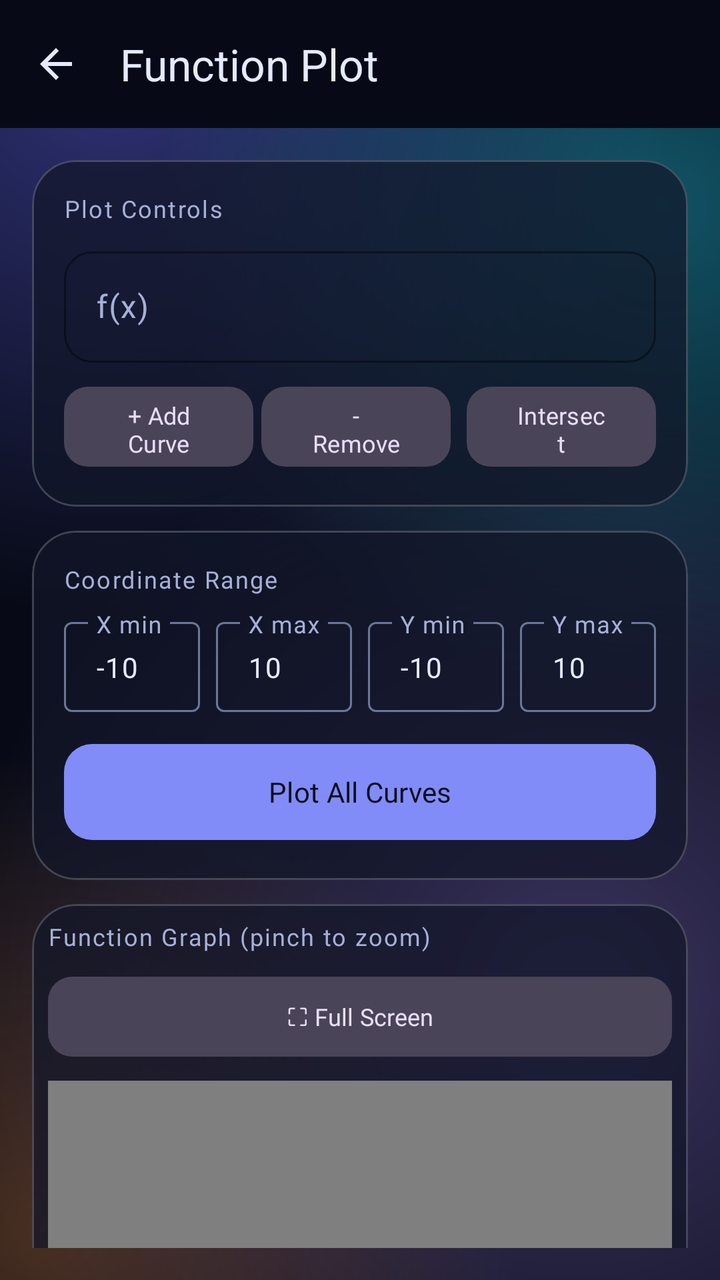
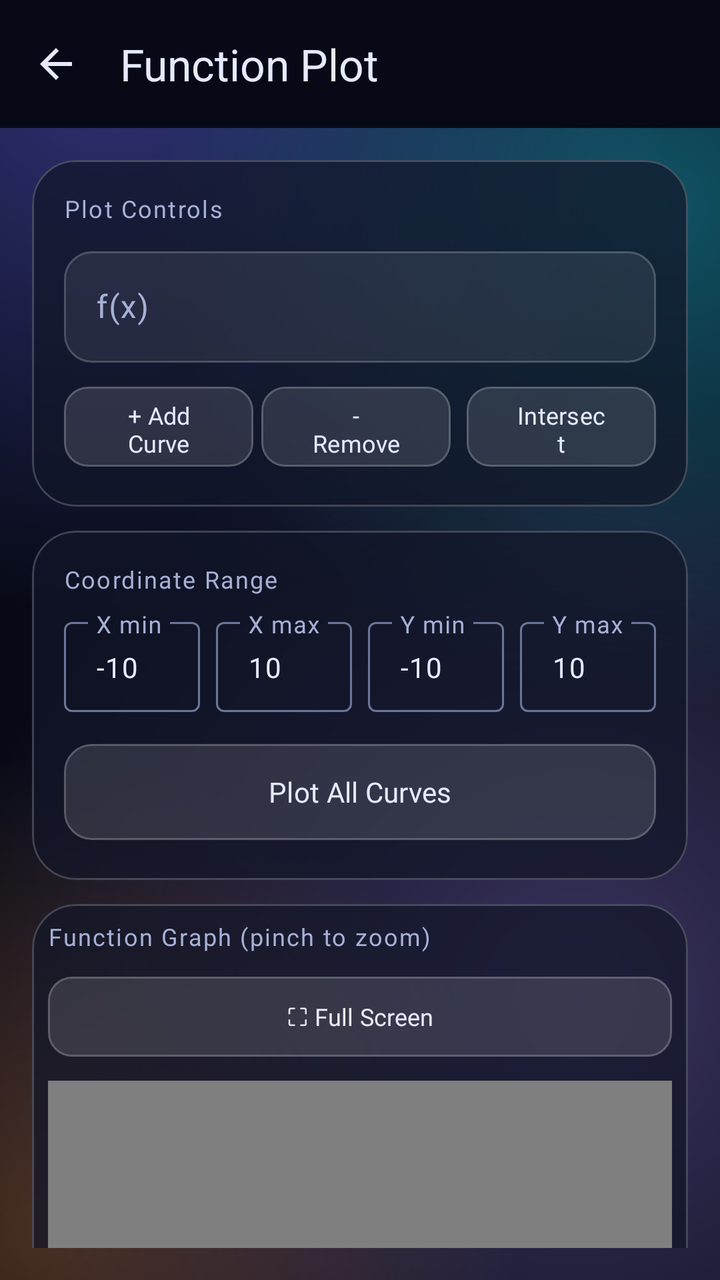

The first picture is an Android layout as it rendered before a commit; the second is the same layout after the commit. The layout source and the unified diff follow.
<!-- AndroidManifest.xml: application theme Theme.SuperCalc -->
<!-- res/layout/activity_plot.xml -->
<?xml version="1.0" encoding="utf-8"?>
<androidx.coordinatorlayout.widget.CoordinatorLayout
    xmlns:android="http://schemas.android.com/apk/res/android"
    xmlns:app="http://schemas.android.com/apk/res-auto"
    android:layout_width="match_parent"
    android:layout_height="match_parent"
    android:background="@drawable/bg_aurora"
    android:fitsSystemWindows="true">

    <com.google.android.material.appbar.AppBarLayout
        android:layout_width="match_parent"
        android:layout_height="wrap_content"
        android:background="@color/sc_void">

        <com.google.android.material.appbar.MaterialToolbar
            android:id="@+id/toolbar"
            android:layout_width="match_parent"
            android:layout_height="?attr/actionBarSize"
            app:navigationIcon="@drawable/ic_back"
            app:title="Function Plot"
            app:titleTextColor="@color/m3_on_surface" />

    </com.google.android.material.appbar.AppBarLayout>

    <androidx.core.widget.NestedScrollView
        android:id="@+id/scroll_view"
        android:layout_width="match_parent"
        android:layout_height="match_parent"
        android:paddingStart="16dp"
        android:paddingEnd="16dp"
        android:paddingTop="16dp"
        android:paddingBottom="16dp"
        app:layout_behavior="@string/appbar_scrolling_view_behavior">

        <LinearLayout
            android:layout_width="match_parent"
            android:layout_height="wrap_content"
            android:orientation="vertical">

            <com.google.android.material.card.MaterialCardView
                style="@style/Widget.SuperCalc.Card"
                android:layout_width="match_parent"
                android:layout_height="wrap_content"
                android:layout_marginBottom="12dp">

                <LinearLayout
                    android:layout_width="match_parent"
                    android:layout_height="wrap_content"
                    android:orientation="vertical"
                    android:padding="16dp">

                    <TextView
                        android:text="@string/plot_controls"
                        android:textSize="12sp"
                        android:textColor="@color/m3_on_surface_variant"
                        android:fontFamily="@font/outfit_regular"
                        android:letterSpacing="0.06"
                        android:layout_marginBottom="8dp"
                        android:layout_width="wrap_content"
                        android:layout_height="wrap_content" />

                    <com.google.android.material.textfield.TextInputLayout
                        style="@style/Widget.SuperCalc.TextInput"
                        android:layout_width="match_parent"
                        android:layout_height="wrap_content"
                        android:hint="@string/hint_fx"
                        app:hintTextColor="@color/m3_outline"
                        android:layout_marginBottom="8dp">

                        <com.google.android.material.textfield.TextInputEditText
                            android:id="@+id/plot_expr_input"
                            android:layout_width="match_parent"
                            android:layout_height="wrap_content"
                            android:textColor="@color/m3_on_surface"
                            android:textSize="16sp"
                            android:fontFamily="@font/jetbrains_mono"
                            android:singleLine="true"
                            android:inputType="text" />

                    </com.google.android.material.textfield.TextInputLayout>

                    <LinearLayout
                        android:layout_width="match_parent"
                        android:layout_height="wrap_content"
                        android:orientation="horizontal">

                        <com.google.android.material.button.MaterialButton
                            android:id="@+id/btn_add_curve"
                            style="@style/Widget.Material3.Button.TonalButton"
                            android:layout_width="0dp"
                            android:layout_weight="1"
                            android:layout_height="48dp"
                            android:text="@string/add_curve"
                            android:fontFamily="@font/jetbrains_mono"
                            android:textSize="12sp"
                            app:cornerRadius="12dp"
                            android:layout_marginEnd="4dp" />

                        <com.google.android.material.button.MaterialButton
                            android:id="@+id/btn_remove_curve"
                            style="@style/Widget.Material3.Button.TonalButton"
                            android:layout_width="0dp"
                            android:layout_weight="1"
                            android:layout_height="48dp"
                            android:text="@string/remove_curve"
                            android:fontFamily="@font/jetbrains_mono"
                            android:textSize="12sp"
                            app:cornerRadius="12dp"
                            android:layout_marginEnd="4dp" />

                        <com.google.android.material.button.MaterialButton
                            android:id="@+id/btn_find_intersections"
                            style="@style/Widget.Material3.Button.TonalButton"
                            android:layout_width="0dp"
                            android:layout_weight="1"
                            android:layout_height="48dp"
                            android:text="@string/intersect"
                            android:fontFamily="@font/jetbrains_mono"
                            android:textSize="12sp"
                            app:cornerRadius="12dp"
                            android:layout_marginStart="4dp" />

                    </LinearLayout>

                </LinearLayout>

            </com.google.android.material.card.MaterialCardView>

            <com.google.android.material.card.MaterialCardView
                style="@style/Widget.SuperCalc.Card"
                android:layout_width="match_parent"
                android:layout_height="wrap_content"
                android:layout_marginBottom="12dp">

                <LinearLayout
                    android:layout_width="match_parent"
                    android:layout_height="wrap_content"
                    android:orientation="vertical"
                    android:padding="16dp">

                    <TextView
                        android:text="@string/coordinate_range"
                        android:textSize="12sp"
                        android:textColor="@color/m3_on_surface_variant"
                        android:fontFamily="@font/outfit_regular"
                        android:letterSpacing="0.06"
                        android:layout_marginBottom="8dp"
                        android:layout_width="wrap_content"
                        android:layout_height="wrap_content" />

                    <LinearLayout
                        android:layout_width="match_parent"
                        android:layout_height="wrap_content"
                        android:orientation="horizontal">

                        <com.google.android.material.textfield.TextInputLayout
                            android:layout_width="0dp"
                            android:layout_weight="1"
                            android:layout_height="wrap_content"
                            android:hint="@string/hint_x_min"
                            style="@style/Widget.Material3.TextInputLayout.OutlinedBox.Dense"
                            app:hintTextColor="@color/m3_outline"
                            android:layout_marginEnd="4dp">

                            <com.google.android.material.textfield.TextInputEditText
                                android:id="@+id/x_min_input"
                                android:layout_width="match_parent"
                                android:layout_height="wrap_content"
                                android:text="-10"
                                android:fontFamily="@font/jetbrains_mono"
                                android:textSize="14sp"
                                android:textColor="@color/m3_on_surface"
                                android:singleLine="true"
                                android:inputType="numberDecimal|numberSigned" />

                        </com.google.android.material.textfield.TextInputLayout>

                        <com.google.android.material.textfield.TextInputLayout
                            android:layout_width="0dp"
                            android:layout_weight="1"
                            android:layout_height="wrap_content"
                            android:hint="@string/hint_x_max"
                            style="@style/Widget.Material3.TextInputLayout.OutlinedBox.Dense"
                            app:hintTextColor="@color/m3_outline"
                            android:layout_marginStart="4dp"
                            android:layout_marginEnd="4dp">

                            <com.google.android.material.textfield.TextInputEditText
                                android:id="@+id/x_max_input"
                                android:layout_width="match_parent"
                                android:layout_height="wrap_content"
                                android:text="10"
                                android:fontFamily="@font/jetbrains_mono"
                                android:textSize="14sp"
                                android:textColor="@color/m3_on_surface"
                                android:singleLine="true"
                                android:inputType="numberDecimal|numberSigned" />

                        </com.google.android.material.textfield.TextInputLayout>

                        <com.google.android.material.textfield.TextInputLayout
                            android:layout_width="0dp"
                            android:layout_weight="1"
                            android:layout_height="wrap_content"
                            android:hint="@string/hint_y_min"
                            style="@style/Widget.Material3.TextInputLayout.OutlinedBox.Dense"
                            app:hintTextColor="@color/m3_outline"
                            android:layout_marginStart="4dp"
                            android:layout_marginEnd="4dp">

                            <com.google.android.material.textfield.TextInputEditText
                                android:id="@+id/y_min_input"
                                android:layout_width="match_parent"
                                android:layout_height="wrap_content"
                                android:text="-10"
                                android:fontFamily="@font/jetbrains_mono"
                                android:textSize="14sp"
                                android:textColor="@color/m3_on_surface"
                                android:singleLine="true"
                                android:inputType="numberDecimal|numberSigned" />

                        </com.google.android.material.textfield.TextInputLayout>

                        <com.google.android.material.textfield.TextInputLayout
                            android:layout_width="0dp"
                            android:layout_weight="1"
                            android:layout_height="wrap_content"
                            android:hint="@string/hint_y_max"
                            style="@style/Widget.Material3.TextInputLayout.OutlinedBox.Dense"
                            app:hintTextColor="@color/m3_outline"
                            android:layout_marginStart="4dp">

                            <com.google.android.material.textfield.TextInputEditText
                                android:id="@+id/y_max_input"
                                android:layout_width="match_parent"
                                android:layout_height="wrap_content"
                                android:text="10"
                                android:fontFamily="@font/jetbrains_mono"
                                android:textSize="14sp"
                                android:textColor="@color/m3_on_surface"
                                android:singleLine="true"
                                android:inputType="numberDecimal|numberSigned" />

                        </com.google.android.material.textfield.TextInputLayout>

                    </LinearLayout>

                    <com.google.android.material.button.MaterialButton
                        android:id="@+id/btn_plot_all"
                        style="@style/Widget.Material3.Button"
                        android:layout_width="match_parent"
                        android:layout_height="56dp"
                        android:text="@string/plot_all_curves"
                        android:fontFamily="@font/jetbrains_mono"
                        android:textSize="14sp"
                        app:cornerRadius="14dp"
                        android:layout_marginTop="12dp" />

                </LinearLayout>

            </com.google.android.material.card.MaterialCardView>

            <com.google.android.material.card.MaterialCardView
                style="@style/Widget.SuperCalc.Card"
                android:layout_width="match_parent"
                android:layout_height="400dp"
                android:layout_marginBottom="12dp">

                <LinearLayout
                    android:layout_width="match_parent"
                    android:layout_height="match_parent"
                    android:orientation="vertical"
                    android:padding="8dp">

                    <TextView
                        android:text="@string/plot_title"
                        android:textSize="12sp"
                        android:textColor="@color/m3_on_surface_variant"
                        android:fontFamily="@font/outfit_regular"
                        android:letterSpacing="0.06"
                        android:layout_marginBottom="8dp"
                        android:layout_width="wrap_content"
                        android:layout_height="wrap_content" />

                    <LinearLayout
                        android:layout_width="match_parent"
                        android:layout_height="wrap_content"
                        android:orientation="horizontal"
                        android:layout_marginBottom="8dp">

                        <com.google.android.material.button.MaterialButton
                            android:id="@+id/btn_zoom"
                            style="@style/Widget.Material3.Button.TonalButton"
                            android:layout_width="0dp"
                            android:layout_weight="1"
                            android:layout_height="48dp"
                            android:text="@string/full_screen"
                            android:fontFamily="@font/jetbrains_mono"
                            android:textSize="12sp"
                            app:cornerRadius="12dp" />

                    </LinearLayout>

                    <com.github.mikephil.charting.charts.LineChart
                        android:id="@+id/full_line_chart"
                        android:layout_width="match_parent"
                        android:layout_height="match_parent" />

                </LinearLayout>

            </com.google.android.material.card.MaterialCardView>

            <com.google.android.material.button.MaterialButton
                android:id="@+id/btn_back"
                style="@style/Widget.Material3.Button.OutlinedButton"
                android:layout_width="match_parent"
                android:layout_height="56dp"
                android:text="@string/back_to_calc"
                android:fontFamily="@font/jetbrains_mono"
                android:textSize="14sp"
                app:cornerRadius="14dp"
                android:layout_marginBottom="24dp" />

        </LinearLayout>

    </androidx.core.widget.NestedScrollView>

</androidx.coordinatorlayout.widget.CoordinatorLayout>
<!-- resources referenced by this layout -->
<resources>
  <color name="m3_on_surface">#FFE6EAFF</color>
  <color name="m3_on_surface_variant">#FFA7B0D6</color>
  <color name="m3_outline">#FF6B7699</color>
  <color name="sc_void">#FF070A16</color>
  <!-- drawable ic_back (drawable) -->
  <vector xmlns:android="http://schemas.android.com/apk/res/android"
      android:width="24dp"
      android:height="24dp"
      android:viewportWidth="24"
      android:viewportHeight="24"
      android:tint="?attr/colorOnSurface">
      <path
          android:fillColor="#FF000000"
          android:pathData="M20,11H7.83l5.59,-5.59L12,4l-8,8 8,8 1.41,-1.41L7.83,13H20v-2z"/>
  </vector>
  <string name="add_curve">+ Add Curve</string>
  <string name="back_to_calc">Back to Calculator</string>
  <string name="coordinate_range">Coordinate Range</string>
  <string name="full_screen">⛶ Full Screen</string>
  <string name="hint_fx">f(x)</string>
  <string name="hint_x_max">X max</string>
  <string name="hint_x_min">X min</string>
  <string name="hint_y_max">Y max</string>
  <string name="hint_y_min">Y min</string>
  <string name="intersect">Intersect</string>
  <string name="plot_all_curves">Plot All Curves</string>
  <string name="plot_controls">Plot Controls</string>
  <string name="plot_title">Function Graph (pinch to zoom)</string>
  <string name="remove_curve">- Remove</string>
  <style name="Widget.SuperCalc.Card" parent="Widget.Material3.CardView.Elevated">
          <item name="cardBackgroundColor">@color/glass_fill</item>
          <item name="strokeColor">@color/glass_stroke</item>
          <item name="strokeWidth">1dp</item>
          <item name="cardCornerRadius">22dp</item>
          <item name="cardElevation">0dp</item>
      </style>
  <style name="Widget.SuperCalc.TextInput" parent="Widget.Material3.TextInputLayout.OutlinedBox">
          <item name="boxStrokeColor">@color/spectral_evaluate</item>
          <item name="boxStrokeWidth">1dp</item>
          <item name="boxStrokeWidthFocused">2dp</item>
          <item name="boxCornerRadiusTopStart">14dp</item>
          <item name="boxCornerRadiusTopEnd">14dp</item>
          <item name="boxCornerRadiusBottomStart">14dp</item>
          <item name="boxCornerRadiusBottomEnd">14dp</item>
      </style>
  <color name="glass_fill">#B3121629</color>
  <color name="glass_stroke">#33FFFFFF</color>
  <color name="spectral_evaluate">#FF34D399</color>
  <color name="m3_primary">#FF818CF8</color>
  <color name="m3_on_primary">#FF0B0E1C</color>
  <color name="m3_primary_container">#FF312E81</color>
  <color name="m3_on_primary_container">#FFC7D2FE</color>
  <color name="m3_surface">#FF0B0E1C</color>
  <color name="m3_surface_variant">#FF1C2340</color>
  <color name="m3_outline_variant">#FF2B3350</color>
  <!-- unchanged entries left out for length: 2 -->
</resources>

<!-- the commit's change to res/layout/activity_plot.xml (unified diff, before → after) -->
@@ -86,7 +86,7 @@
 
                         <com.google.android.material.button.MaterialButton
                             android:id="@+id/btn_add_curve"
-                            style="@style/Widget.Material3.Button.TonalButton"
+                            style="@style/Widget.SuperCalc.GlassButton"
                             android:layout_width="0dp"
                             android:layout_weight="1"
                             android:layout_height="48dp"
@@ -98,7 +98,7 @@
 
                         <com.google.android.material.button.MaterialButton
                             android:id="@+id/btn_remove_curve"
-                            style="@style/Widget.Material3.Button.TonalButton"
+                            style="@style/Widget.SuperCalc.GlassButton"
                             android:layout_width="0dp"
                             android:layout_weight="1"
                             android:layout_height="48dp"
@@ -110,7 +110,7 @@
 
                         <com.google.android.material.button.MaterialButton
                             android:id="@+id/btn_find_intersections"
-                            style="@style/Widget.Material3.Button.TonalButton"
+                            style="@style/Widget.SuperCalc.GlassButton"
                             android:layout_width="0dp"
                             android:layout_weight="1"
                             android:layout_height="48dp"
@@ -247,7 +247,7 @@
 
                     <com.google.android.material.button.MaterialButton
                         android:id="@+id/btn_plot_all"
-                        style="@style/Widget.Material3.Button"
+                        style="@style/Widget.SuperCalc.GlassButton"
                         android:layout_width="match_parent"
                         android:layout_height="56dp"
                         android:text="@string/plot_all_curves"
@@ -290,7 +290,7 @@
 
                         <com.google.android.material.button.MaterialButton
                             android:id="@+id/btn_zoom"
-                            style="@style/Widget.Material3.Button.TonalButton"
+                            style="@style/Widget.SuperCalc.GlassButton"
                             android:layout_width="0dp"
                             android:layout_weight="1"
                             android:layout_height="48dp"
@@ -312,7 +312,7 @@
 
             <com.google.android.material.button.MaterialButton
                 android:id="@+id/btn_back"
-                style="@style/Widget.Material3.Button.OutlinedButton"
+                style="@style/Widget.SuperCalc.GlassButton"
                 android:layout_width="match_parent"
                 android:layout_height="56dp"
                 android:text="@string/back_to_calc"
<!-- resource entries referenced after the edit -->
@@ -36,8 +36,19 @@
           <item name="cardCornerRadius">22dp</item>
           <item name="cardElevation">0dp</item>
       </style>
+  <style name="Widget.SuperCalc.GlassButton" parent="Widget.Material3.Button.TonalButton">
+          <item name="backgroundTint">@color/glass_button_tint</item>
+          <item name="strokeColor">@color/glass_stroke</item>
+          <item name="strokeWidth">1dp</item>
+          <item name="cornerRadius">16dp</item>
+          <item name="elevation">0dp</item>
+          <item name="rippleColor">@color/glass_ripple</item>
+          <item name="android:textColor">@color/m3_on_surface</item>
+          <item name="iconTint">@color/m3_on_surface</item>
+      </style>
   <style name="Widget.SuperCalc.TextInput" parent="Widget.Material3.TextInputLayout.OutlinedBox">
-          <item name="boxStrokeColor">@color/spectral_evaluate</item>
+          <item name="boxStrokeColor">@color/glass_field_stroke</item>
+          <item name="boxBackgroundColor">@color/glass_field_fill</item>
           <item name="boxStrokeWidth">1dp</item>
           <item name="boxStrokeWidthFocused">2dp</item>
           <item name="boxCornerRadiusTopStart">14dp</item>
@@ -47,7 +58,8 @@
       </style>
   <color name="glass_fill">#B3121629</color>
   <color name="glass_stroke">#33FFFFFF</color>
-  <color name="spectral_evaluate">#FF34D399</color>
+  <color name="glass_ripple">#33FFFFFF</color>
+  <color name="glass_field_fill">#14FFFFFF</color>
   <color name="m3_primary">#FF818CF8</color>
   <color name="m3_on_primary">#FF0B0E1C</color>
   <color name="m3_primary_container">#FF312E81</color>
